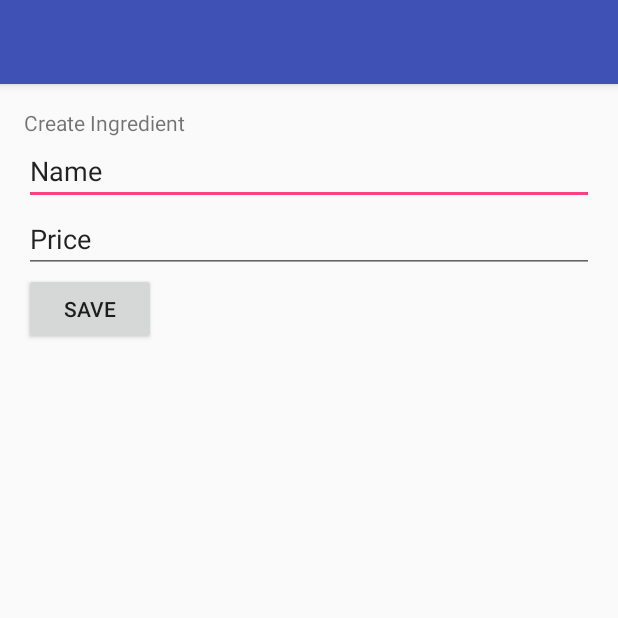
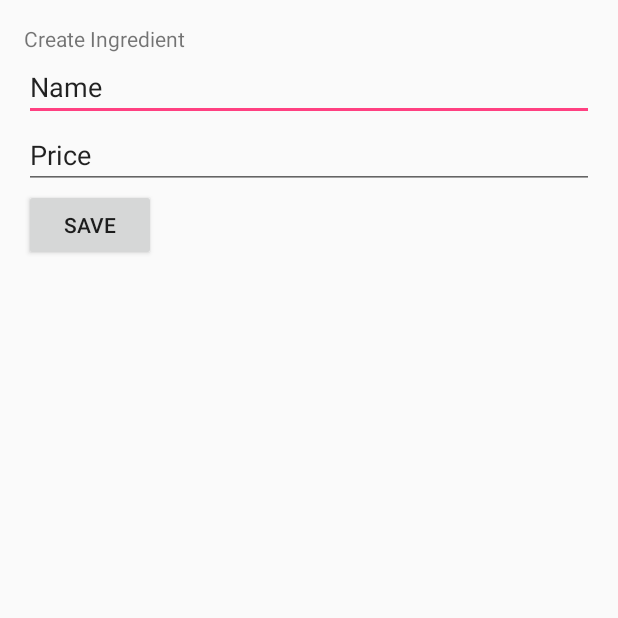
Before and after one commit to philxchen/SEG2105, an Android app: the CreateIngredient screen opened directly, with no data from a screen before it, on a phone screen of 412 x 824 dp, the top half of it. Run offline under Robolectric (Android 15) with nearby library versions, the phone set to English and light mode, and no system bars; 5 statements that could not run were skipped.

Commit message:
Fixed CreateIngredient activity

```diff
--- a/app/src/main/AndroidManifest.xml
+++ b/app/src/main/AndroidManifest.xml
@@ -78,7 +78,8 @@
                 android:name="android.support.PARENT_ACTIVITY"
                 android:value="ca.uottawa.cookingwithgarzon.SelectCreateActivity" />
         </activity>
-        <activity android:name=".CreateCuisineActivity"></activity>
+        <activity android:name=".CreateCuisineActivity" />
+        <activity android:name=".CreateIngredientActivity"></activity>
     </application>
 
 </manifest>
--- /dev/null
+++ b/app/src/main/java/ca/uottawa/cookingwithgarzon/CreateIngredientActivity.java
@@ -0,0 +1,13 @@
+package ca.uottawa.cookingwithgarzon;
+
+import android.support.v7.app.AppCompatActivity;
+import android.os.Bundle;
+
+public class CreateIngredientActivity extends AppCompatActivity {
+
+    @Override
+    protected void onCreate(Bundle savedInstanceState) {
+        super.onCreate(savedInstanceState);
+        setContentView(R.layout.activity_create_ingredient);
+    }
+}
--- a/app/src/main/res/layout/activity_create_ingredient.xml
+++ b/app/src/main/res/layout/activity_create_ingredient.xml
@@ -1,26 +1,48 @@
 <?xml version="1.0" encoding="utf-8"?>
-<android.support.design.widget.CoordinatorLayout xmlns:android="http://schemas.android.com/apk/res/android"
-    xmlns:app="http://schemas.android.com/apk/res-auto"
+<RelativeLayout xmlns:android="http://schemas.android.com/apk/res/android"
     xmlns:tools="http://schemas.android.com/tools"
+    android:id="@+id/activity_create_ingredient"
     android:layout_width="match_parent"
     android:layout_height="match_parent"
-    android:fitsSystemWindows="true"
-    tools:context="ca.uottawa.cookingwithgarzon.CreateIngredient">
+    android:paddingBottom="@dimen/activity_vertical_margin"
+    android:paddingLeft="@dimen/activity_horizontal_margin"
+    android:paddingRight="@dimen/activity_horizontal_margin"
+    android:paddingTop="@dimen/activity_vertical_margin"
+    tools:context="ca.uottawa.cookingwithgarzon.CreateIngredientActivity">
 
-    <android.support.design.widget.AppBarLayout
+    <LinearLayout
+        android:orientation="vertical"
         android:layout_width="match_parent"
-        android:layout_height="wrap_content"
-        android:theme="@style/AppTheme.AppBarOverlay">
+        android:layout_height="match_parent">
 
-        <android.support.v7.widget.Toolbar
-            android:id="@+id/toolbar"
+        <TextView
+            android:text="Create Ingredient"
             android:layout_width="match_parent"
-            android:layout_height="?attr/actionBarSize"
-            android:background="?attr/colorPrimary"
-            app:popupTheme="@style/AppTheme.PopupOverlay" />
+            android:layout_height="wrap_content"
+            android:id="@+id/title" />
 
-    </android.support.design.widget.AppBarLayout>
+        <EditText
+            android:layout_width="match_parent"
+            android:layout_height="wrap_content"
+            android:inputType="text"
+            android:text="Name"
+            android:ems="10"
+            android:id="@+id/nameTxt" />
 
-    <include android:id="@+id/content_create_ingredient" layout="@layout/content_create_ingredient"  />
+        <EditText
+            android:layout_width="match_parent"
+            android:layout_height="wrap_content"
+            android:inputType="numberDecimal"
+            android:text="Price"
+            android:ems="10"
+            android:id="@+id/priceTxt" />
 
-</android.support.design.widget.CoordinatorLayout>
+        <Button
+            android:text="Save"
+            android:layout_width="wrap_content"
+            android:layout_height="wrap_content"
+            android:id="@+id/saveIngredientBtn"
+            android:layout_gravity="center_vertical" />
+    </LinearLayout>
+
+</RelativeLayout>
--- a/app/src/main/res/values/strings.xml
+++ b/app/src/main/res/values/strings.xml
@@ -103,7 +103,7 @@
     <string name="title_activity_ingredient_list">Ingredient List</string>
     <string name="title_activity_unit_type">Unit Type</string>
     <string name="title_activity_search_result">Search Result</string>
-    <string name="title_activity_create_ingredient">CreateIngredient</string>
+    <string name="title_activity_create_ingredient">Create Ingredient</string>
 
     <string name="difficulty_prompt">Select Difficulty</string>
     <string name="meal_type_prompt">Select Meal Type</string>
```
